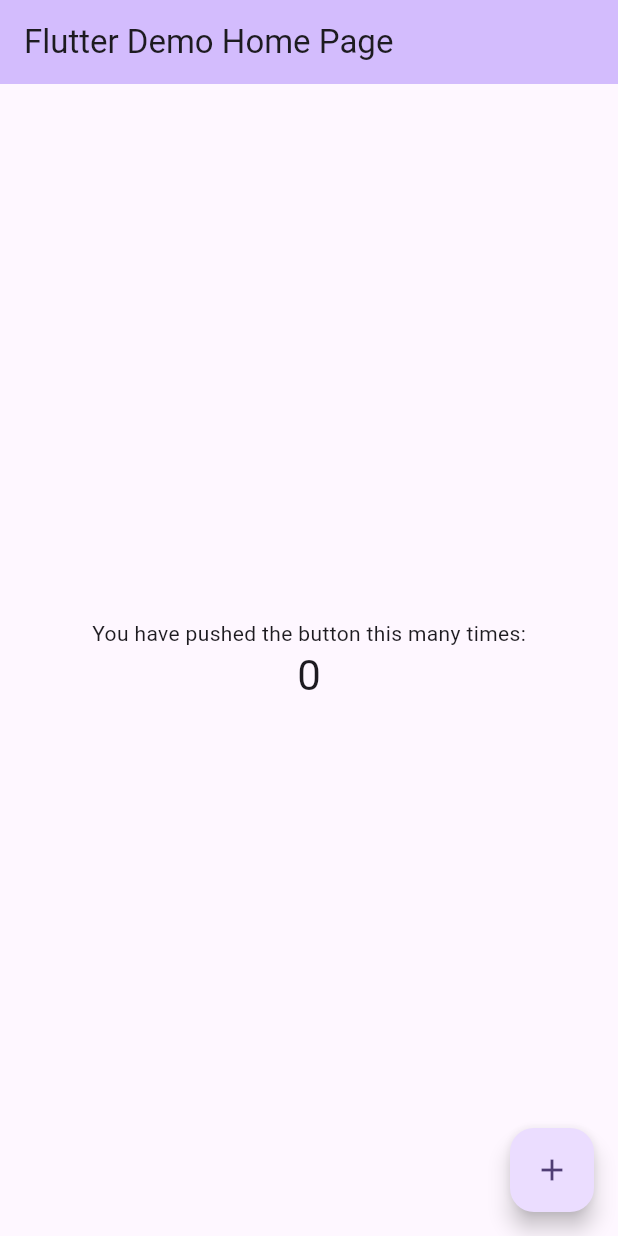
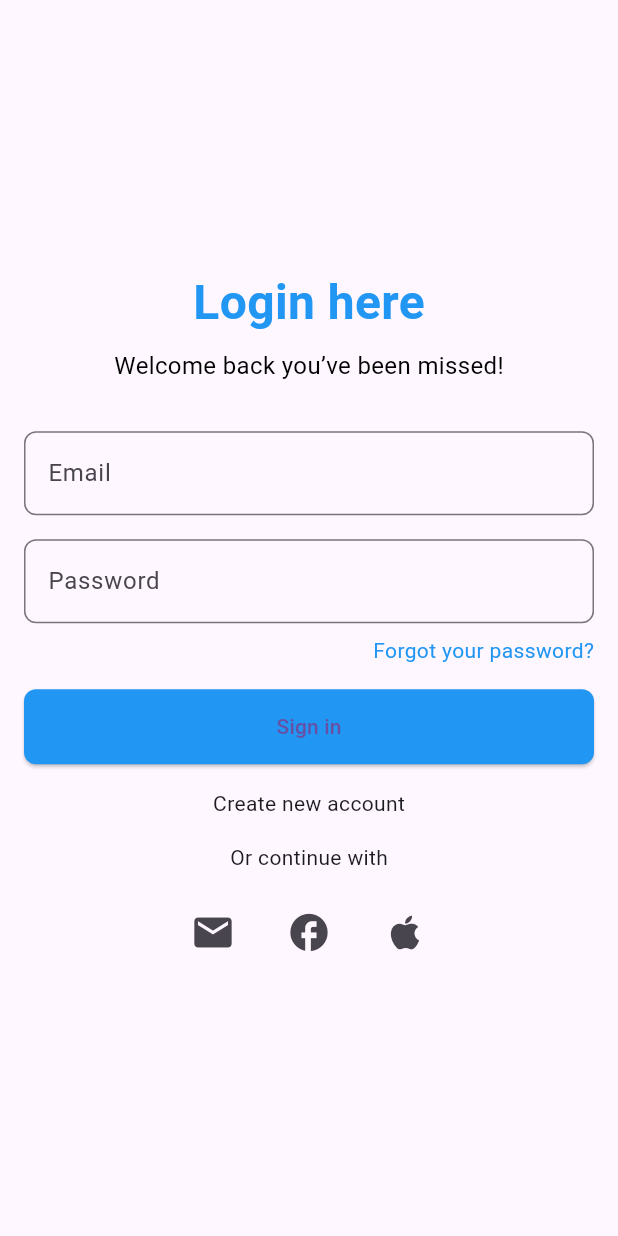
Before and after one commit to TAKIGOKUL/NeXuS, a Flutter app: the screen it shows after launch, on a phone screen of 412 x 824 dp. Run offline on Flutter 3.47's test engine with Material 3 defaults, Android fonts, the phone set to English and light mode, and no system bars.

Commit message:
added Login Screen

```diff
--- a/lib/main.dart
+++ b/lib/main.dart
@@ -1,4 +1,5 @@
 import 'package:flutter/material.dart';
+import 'package:nexus/pages/login_page.dart'; // Import the feed section page
 
 void main() {
   runApp(const MyApp());
@@ -7,119 +8,14 @@
 class MyApp extends StatelessWidget {
   const MyApp({super.key});
 
-  // This widget is the root of your application.
   @override
   Widget build(BuildContext context) {
     return MaterialApp(
-      title: 'Flutter Demo',
+      title: 'Nexus',
       theme: ThemeData(
-        // This is the theme of your application.
-        //
-        // TRY THIS: Try running your application with "flutter run". You'll see
-        // the application has a purple toolbar. Then, without quitting the app,
-        // try changing the seedColor in the colorScheme below to Colors.green
-        // and then invoke "hot reload" (save your changes or press the "hot
-        // reload" button in a Flutter-supported IDE, or press "r" if you used
-        // the command line to start the app).
-        //
-        // Notice that the counter didn't reset back to zero; the application
-        // state is not lost during the reload. To reset the state, use hot
-        // restart instead.
-        //
-        // This works for code too, not just values: Most code changes can be
-        // tested with just a hot reload.
-        colorScheme: ColorScheme.fromSeed(seedColor: Colors.deepPurple),
-        useMaterial3: true,
+        primarySwatch: Colors.blue,
       ),
-      home: const MyHomePage(title: 'Flutter Demo Home Page'),
+      home: const LoginPage(), // Use the feed section page as the home screen
     );
   }
 }
-
-class MyHomePage extends StatefulWidget {
-  const MyHomePage({super.key, required this.title});
-
-  // This widget is the home page of your application. It is stateful, meaning
-  // that it has a State object (defined below) that contains fields that affect
-  // how it looks.
-
-  // This class is the configuration for the state. It holds the values (in this
-  // case the title) provided by the parent (in this case the App widget) and
-  // used by the build method of the State. Fields in a Widget subclass are
-  // always marked "final".
-
-  final String title;
-
-  @override
-  State<MyHomePage> createState() => _MyHomePageState();
-}
-
-class _MyHomePageState extends State<MyHomePage> {
-  int _counter = 0;
-
-  void _incrementCounter() {
-    setState(() {
-      // This call to setState tells the Flutter framework that something has
-      // changed in this State, which causes it to rerun the build method below
-      // so that the display can reflect the updated values. If we changed
-      // _counter without calling setState(), then the build method would not be
-      // called again, and so nothing would appear to happen.
-      _counter++;
-    });
-  }
-
-  @override
-  Widget build(BuildContext context) {
-    // This method is rerun every time setState is called, for instance as done
-    // by the _incrementCounter method above.
-    //
-    // The Flutter framework has been optimized to make rerunning build methods
-    // fast, so that you can just rebuild anything that needs updating rather
-    // than having to individually change instances of widgets.
-    return Scaffold(
-      appBar: AppBar(
-        // TRY THIS: Try changing the color here to a specific color (to
-        // Colors.amber, perhaps?) and trigger a hot reload to see the AppBar
-        // change color while the other colors stay the same.
-        backgroundColor: Theme.of(context).colorScheme.inversePrimary,
-        // Here we take the value from the MyHomePage object that was created by
-        // the App.build method, and use it to set our appbar title.
-        title: Text(widget.title),
-      ),
-      body: Center(
-        // Center is a layout widget. It takes a single child and positions it
-        // in the middle of the parent.
-        child: Column(
-          // Column is also a layout widget. It takes a list of children and
-          // arranges them vertically. By default, it sizes itself to fit its
-          // children horizontally, and tries to be as tall as its parent.
-          //
-          // Column has various properties to control how it sizes itself and
-          // how it positions its children. Here we use mainAxisAlignment to
-          // center the children vertically; the main axis here is the vertical
-          // axis because Columns are vertical (the cross axis would be
-          // horizontal).
-          //
-          // TRY THIS: Invoke "debug painting" (choose the "Toggle Debug Paint"
-          // action in the IDE, or press "p" in the console), to see the
-          // wireframe for each widget.
-          mainAxisAlignment: MainAxisAlignment.center,
-          children: <Widget>[
-            const Text(
-              'You have pushed the button this many times:',
-            ),
-            Text(
-              '$_counter',
-              style: Theme.of(context).textTheme.headlineMedium,
-            ),
-          ],
-        ),
-      ),
-      floatingActionButton: FloatingActionButton(
-        onPressed: _incrementCounter,
-        tooltip: 'Increment',
-        child: const Icon(Icons.add),
-      ), // This trailing comma makes auto-formatting nicer for build methods.
-    );
-  }
-}
--- /dev/null
+++ b/lib/pages/login_page.dart
@@ -0,0 +1,105 @@
+import 'package:flutter/material.dart';
+
+class LoginPage extends StatelessWidget {
+  const LoginPage({super.key});
+
+  @override
+  Widget build(BuildContext context) {
+    return Scaffold(
+      body: Padding(
+        padding: const EdgeInsets.all(16.0),
+        child: Center(
+          child: SingleChildScrollView(
+            child: Column(
+              crossAxisAlignment: CrossAxisAlignment.center,
+              children: [
+                const Text(
+                  'Login here',
+                  style: TextStyle(
+                    fontSize: 32,
+                    fontWeight: FontWeight.bold,
+                    color: Colors.blue,
+                  ),
+                ),
+                const SizedBox(height: 8),
+                const Text(
+                  'Welcome back you’ve been missed!',
+                  style: TextStyle(
+                    fontSize: 16,
+                    color: Colors.black,
+                  ),
+                ),
+                const SizedBox(height: 32),
+                TextField(
+                  decoration: InputDecoration(
+                    labelText: 'Email',
+                    border: OutlineInputBorder(
+                      borderRadius: BorderRadius.circular(8),
+                    ),
+                  ),
+                ),
+                const SizedBox(height: 16),
+                TextField(
+                  obscureText: true,
+                  decoration: InputDecoration(
+                    labelText: 'Password',
+                    border: OutlineInputBorder(
+                      borderRadius: BorderRadius.circular(8),
+                    ),
+                  ),
+                ),
+                const SizedBox(height: 8),
+                const Align(
+                  alignment: Alignment.centerRight,
+                  child: Text(
+                    'Forgot your password?',
+                    style: TextStyle(color: Colors.blue),
+                  ),
+                ),
+                const SizedBox(height: 16),
+                ElevatedButton(
+                  onPressed: () {},
+                  style: ElevatedButton.styleFrom(
+                    backgroundColor: Colors.blue,
+                    minimumSize: const Size(double.infinity, 50),
+                    shape: RoundedRectangleBorder(
+                      borderRadius: BorderRadius.circular(8),
+                    ),
+                  ),
+                  child: const Text('Sign in'),
+                ),
+                const SizedBox(height: 16),
+                const Text('Create new account'),
+                const SizedBox(height: 16),
+                const Text('Or continue with'),
+                const SizedBox(height: 16),
+                Row(
+                  mainAxisAlignment: MainAxisAlignment.center,
+                  children: [
+                    IconButton(
+                      icon: const Icon(Icons.mail), // Google Plus icon
+                      iconSize: 30,
+                      onPressed: () {},
+                    ),
+                    const SizedBox(width: 16),
+                    IconButton(
+                      icon: const Icon(Icons.facebook), // Facebook icon
+                      iconSize: 30,
+                      onPressed: () {},
+                    ),
+                    const SizedBox(width: 16),
+                    IconButton(
+                      icon: const Icon(Icons.apple), // Apple icon
+                      iconSize: 30,
+                      onPressed: () {},
+                    ),
+                  ],
+                ),
+              ],
+            ),
+          ),
+        ),
+      ),
+    );
+  }
+}
```
Also changed, not shown: pubspec.yaml (+3 -4 lines), pubspec.lock.
